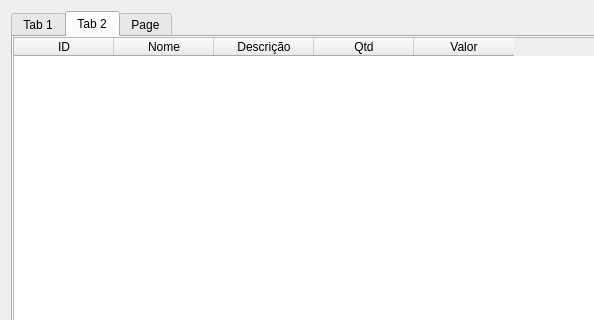
First picture: the form in ProjetoEcommerce/admin.ui, repository FilipeMrFerracioli/Projeto-ecommerce-tp2, before the edit; both pictures show x 0 to 594 and y 0 to 320 of the 870 by 624 pixel window.
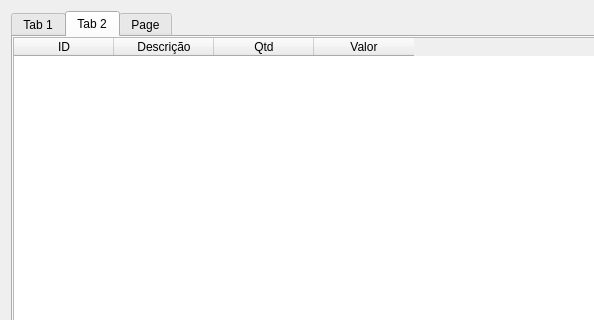
Second picture: the form after the edit. The open tabs and pages were chosen to show the change.

What changed in the file:
```diff
--- a/ProjetoEcommerce/admin.ui
+++ b/ProjetoEcommerce/admin.ui
@@ -117,11 +117,6 @@
          <string>ID</string>
         </property>
        </column>
-       <column>
-        <property name="text">
-         <string>Nome</string>
-        </property>
-       </column>
        <column>
         <property name="text">
          <string>Descrição</string>
```
Left out of the diff: 2 changed lines with no effect on the pictures.
